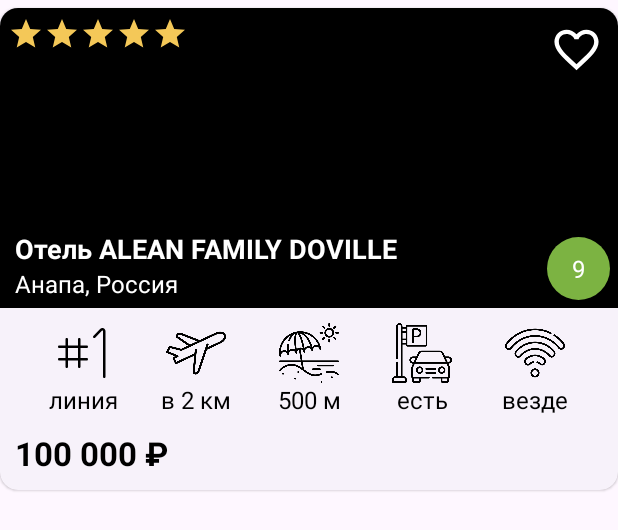
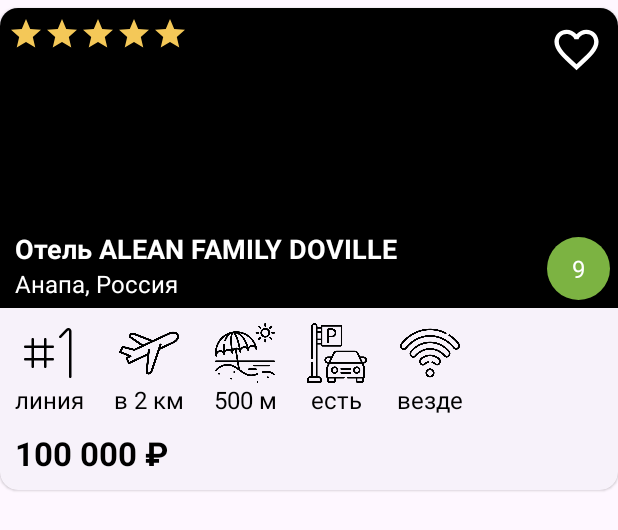
Before and after one commit to fslon/TouristAgency, an Android app: the layout recycler_item_tour.xml on its own in the app's theme, with its tools: preview values and no code run, on a phone screen of 412 x 824 dp. Shown: the top 530 px of the screen. Run offline under Robolectric (Android 15) with nearby library versions, the phone set to English and light mode, and no system bars.

Commit message:
добавил получение списка городов, переделал иконки с подписями в recycler item-е

```diff
--- a/app/src/main/java/com/example/touristagency/dagger/subComponents/ToursSubComponent.kt
+++ b/app/src/main/java/com/example/touristagency/dagger/subComponents/ToursSubComponent.kt
@@ -1,16 +1,17 @@
 package com.example.touristagency.dagger.subComponents
 
+import com.example.touristagency.dagger.CityModule
 import com.example.touristagency.dagger.TourModule
 import com.example.touristagency.dagger.scopes.ToursScope
 import com.example.touristagency.mvp.presenter.ToursMainPresenter
 import com.example.touristagency.mvp.view.SlideShowAdapter
-import com.example.touristagency.ui.adapter.ToursRVAdapter
 import dagger.Subcomponent
 
 @ToursScope
 @Subcomponent(
     modules = [
-        TourModule::class
+        TourModule::class,
+        CityModule::class
     ]
 )
 
--- a/app/src/main/java/com/example/touristagency/mvp/model/tours/IDataSource.kt
+++ b/app/src/main/java/com/example/touristagency/mvp/model/tours/IDataSource.kt
@@ -1,9 +1,13 @@
 package com.example.touristagency.mvp.model.tours
 
+import com.example.touristagency.mvp.model.cities.City
 import io.reactivex.rxjava3.core.Single
 import retrofit2.http.GET
 
 interface IDataSource {
     @GET("api/Goods")
     fun getTours(): Single<List<Tour>>
+
+    @GET("api/Cities")
+    fun getCities(): Single<List<City>>
 }
--- a/app/src/main/res/layout/recycler_item_tour.xml
+++ b/app/src/main/res/layout/recycler_item_tour.xml
@@ -88,15 +88,29 @@
                 app:layout_constraintEnd_toEndOf="@id/recycler_item_tour_image_layout" />
 
 
+            <LinearLayout
+                android:id="@+id/recycler_item_tour_options_container"
+                android:layout_width="0dp"
+                android:layout_height="wrap_content"
+                android:baselineAligned="false"
+                android:gravity="start|bottom"
+                android:layout_marginTop="@dimen/recycler_item_tour_line_image_margin_top"
+                android:orientation="horizontal"
+
+                app:layout_constraintEnd_toEndOf="parent"
+                app:layout_constraintStart_toStartOf="parent"
+                app:layout_constraintTop_toBottomOf="@id/recycler_item_tour_image_layout">
+
+                <LinearLayout
+                    android:id="@+id/recycler_view_line_layout"
+                    style="@style/LinearLayoutRecyclerItemTourStyle">
+
                     <androidx.appcompat.widget.AppCompatImageView
                         android:id="@+id/recycler_item_tour_line_image"
                         android:layout_width="@dimen/recycler_item_tour_icons_size"
                         android:layout_height="@dimen/recycler_item_tour_icons_size"
-                android:layout_marginTop="@dimen/recycler_item_tour_line_image_margin_top"
-                android:src="@drawable/first_24"
-                app:layout_constraintEnd_toStartOf="@id/recycler_item_tour_airport_image"
-                app:layout_constraintStart_toStartOf="parent"
-                app:layout_constraintTop_toBottomOf="@id/recycler_item_tour_image_layout" />
+
+                        android:src="@drawable/first_24" />
 
                     <TextView
                         android:id="@+id/recycler_item_tour_line_text_view"
@@ -104,11 +118,12 @@
                         android:layout_height="wrap_content"
                         android:text="@string/recycler_item_tour_line_text_view_default_text"
                         android:textColor="@color/recycler_item_tour_icons_bottom_text_color"
-                android:textSize="@dimen/recycler_item_tour_icons_bottom_text_size"
-                app:layout_constraintEnd_toEndOf="@id/recycler_item_tour_line_image"
-                app:layout_constraintStart_toStartOf="@id/recycler_item_tour_line_image"
-                app:layout_constraintTop_toBottomOf="@id/recycler_item_tour_line_image" />
+                        android:textSize="@dimen/recycler_item_tour_icons_bottom_text_size" />
+                </LinearLayout>
 
+                <LinearLayout
+                    android:id="@+id/recycler_view_airport_layout"
+                    style="@style/LinearLayoutRecyclerItemTourStyle">
 
                     <androidx.appcompat.widget.AppCompatImageView
                         android:id="@+id/recycler_item_tour_airport_image"
@@ -133,6 +148,12 @@
 
                         />
 
+                </LinearLayout>
+
+                <LinearLayout
+                    android:id="@+id/recycler_view_beach_layout"
+                    style="@style/LinearLayoutRecyclerItemTourStyle">
+
                     <androidx.appcompat.widget.AppCompatImageView
                         android:id="@+id/recycler_item_tour_beach_image"
                         android:layout_width="@dimen/recycler_item_tour_icons_size"
@@ -156,6 +177,12 @@
 
                         />
 
+                </LinearLayout>
+
+                <LinearLayout
+                    android:id="@+id/recycler_view_parking_layout"
+                    style="@style/LinearLayoutRecyclerItemTourStyle">
+
                     <androidx.appcompat.widget.AppCompatImageView
                         android:id="@+id/recycler_item_tour_parking_image"
                         android:layout_width="@dimen/recycler_item_tour_icons_size"
@@ -178,6 +205,11 @@
                         app:layout_constraintTop_toBottomOf="@id/recycler_item_tour_parking_image"
 
                         />
+                </LinearLayout>
+
+                <LinearLayout
+                    android:id="@+id/recycler_view_wifi_layout"
+                    style="@style/LinearLayoutRecyclerItemTourStyle">
 
                     <androidx.appcompat.widget.AppCompatImageView
                         android:id="@+id/recycler_item_tour_wifi_image"
@@ -202,6 +234,11 @@
 
                         />
 
+                </LinearLayout>
+
+
+            </LinearLayout>
+
 
             <TextView
                 android:id="@+id/recycler_item_tour_price_text_view"
@@ -214,7 +251,7 @@
                 android:textStyle="bold"
                 app:layout_constraintBottom_toBottomOf="parent"
                 app:layout_constraintStart_toStartOf="parent"
-                app:layout_constraintTop_toBottomOf="@id/recycler_item_tour_line_text_view"
+                app:layout_constraintTop_toBottomOf="@id/recycler_item_tour_options_container"
 
                 />
 
@@ -226,36 +263,37 @@
                 android:layout_margin="5dp"
                 android:orientation="horizontal"
                 app:layout_constraintStart_toStartOf="@id/recycler_item_tour_image_layout"
-                app:layout_constraintTop_toTopOf="@id/recycler_item_tour_image_layout" >
+                app:layout_constraintTop_toTopOf="@id/recycler_item_tour_image_layout">
 
                 <androidx.appcompat.widget.AppCompatImageView
                     android:id="@+id/recycler_item_tour_star_1"
                     android:layout_width="wrap_content"
                     android:layout_height="wrap_content"
-                    android:src="@drawable/baseline_star_24"/>
+                    android:src="@drawable/baseline_star_24" />
 
                 <androidx.appcompat.widget.AppCompatImageView
                     android:id="@+id/recycler_item_tour_star_2"
                     android:layout_width="wrap_content"
                     android:layout_height="wrap_content"
-                    android:src="@drawable/baseline_star_24"/>
+                    android:src="@drawable/baseline_star_24" />
+
                 <androidx.appcompat.widget.AppCompatImageView
                     android:id="@+id/recycler_item_tour_star_3"
                     android:layout_width="wrap_content"
                     android:layout_height="wrap_content"
-                    android:src="@drawable/baseline_star_24"/>
+                    android:src="@drawable/baseline_star_24" />
 
                 <androidx.appcompat.widget.AppCompatImageView
                     android:id="@+id/recycler_item_tour_star_4"
                     android:layout_width="wrap_content"
                     android:layout_height="wrap_content"
-                    android:src="@drawable/baseline_star_24"/>
+                    android:src="@drawable/baseline_star_24" />
+
                 <androidx.appcompat.widget.AppCompatImageView
                     android:id="@+id/recycler_item_tour_star_5"
                     android:layout_width="wrap_content"
                     android:layout_height="wrap_content"
-                    android:src="@drawable/baseline_star_24"/>
-
+                    android:src="@drawable/baseline_star_24" />
 
 
             </LinearLayout>
--- a/app/src/main/res/values/themes.xml
+++ b/app/src/main/res/values/themes.xml
@@ -33,4 +33,13 @@
         <item name="android:textSize">@dimen/profile_text_views_text_size</item>
     </style>
 
+    <style name="LinearLayoutRecyclerItemTourStyle">
+        <item name="android:orientation">vertical</item>
+        <item name="android:gravity">center</item>
+        <item name="android:layout_marginHorizontal">10dp</item>
+        <item name="android:layout_width">wrap_content</item>
+        <item name="android:layout_height">wrap_content</item>
+
+    </style>
+
 </resources>
```
Also changed, not shown: app/src/main/java/com/example/touristagency/dagger/CityModule.kt (added, +20 -0 lines), app/src/main/java/com/example/touristagency/mvp/model/cities/City.kt (added, +13 -0 lines), app/src/main/java/com/example/touristagency/mvp/model/cities/ICitiesRepo.kt (added, +7 -0 lines), app/src/main/java/com/example/touristagency/mvp/model/cities/RetrofitCitiesRepo.kt (added, +14 -0 lines), app/src/main/java/com/example/touristagency/mvp/presenter/ToursMainPresenter.kt (+41 -10 lines), app/src/main/java/com/example/touristagency/mvp/view/ToursView.kt (+2 -5 lines), app/src/main/java/com/example/touristagency/ui/adapter/ToursRVAdapter.kt (+9 -8 lines), app/src/main/java/com/example/touristagency/ui/fragments/ToursMainFragment.kt (+5 -5 lines). Lines whose indentation alone changed are shown as unchanged.
